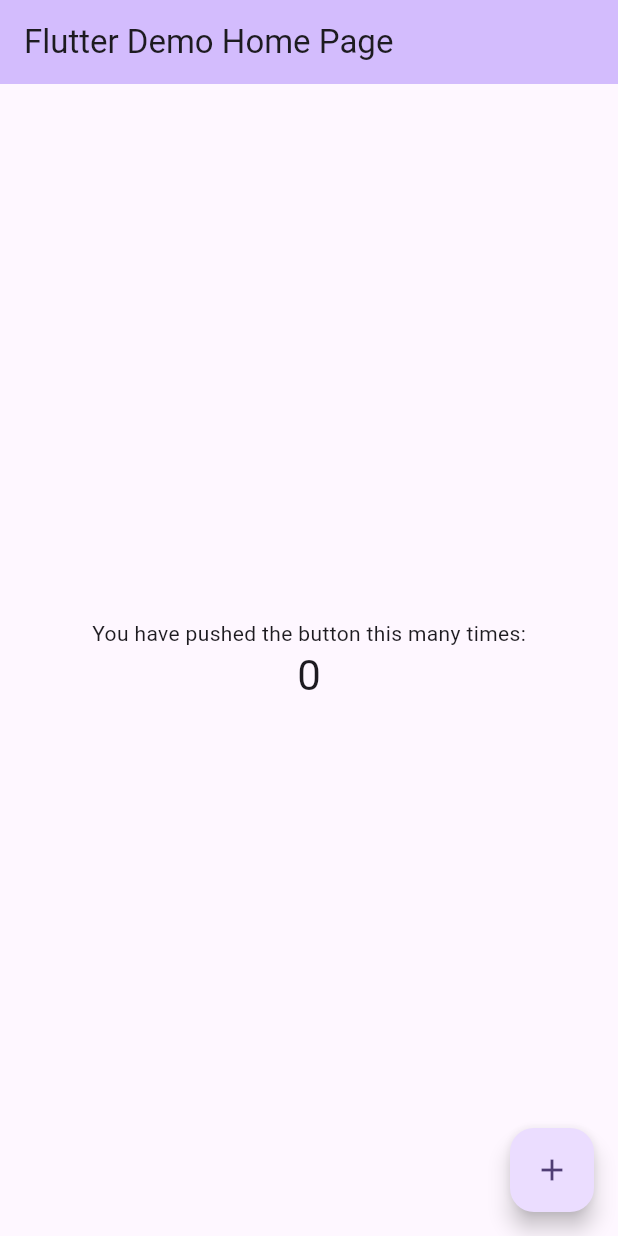
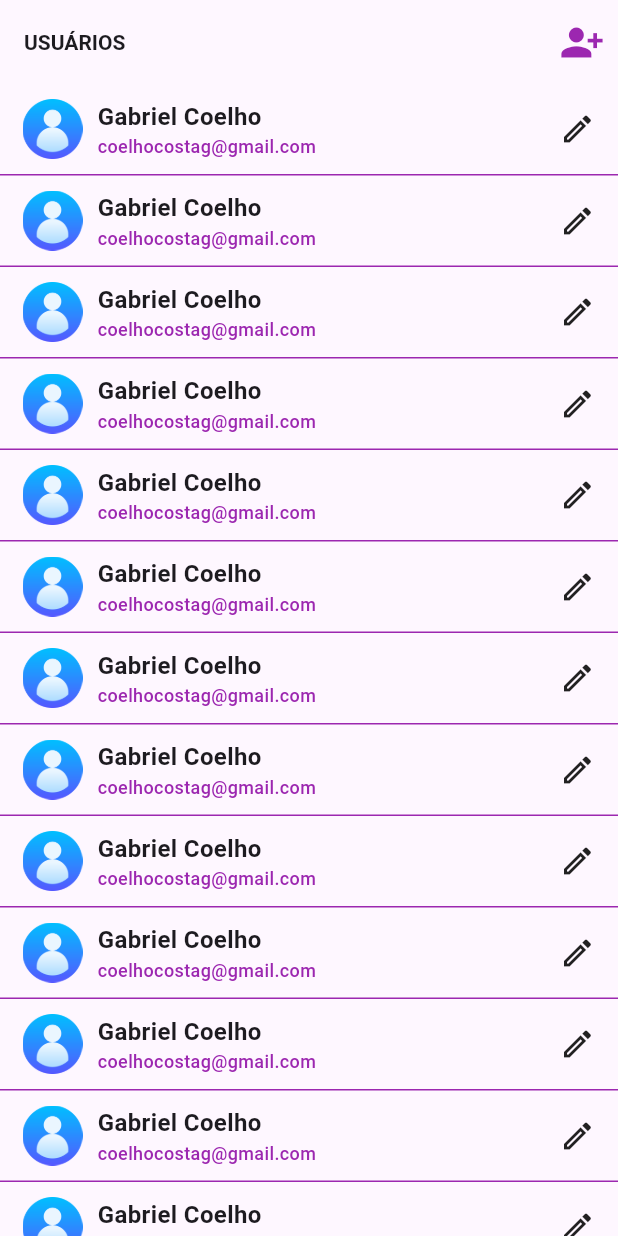
Before and after one commit to gabrielzinCoelho/cadastroUsuarios, a Flutter app: the screen it shows after launch, on a phone screen of 412 x 824 dp. Run offline on Flutter 3.47's test engine with Material 2 defaults, Android fonts, the phone set to English and light mode, and no system bars.

```diff
--- a/lib/main.dart
+++ b/lib/main.dart
@@ -1,3 +1,4 @@
+import 'package:cadastro_usuarios/users.dart';
 import 'package:flutter/material.dart';
 
 void main() {
@@ -11,100 +12,12 @@ class MyApp extends StatelessWidget {
   @override
   Widget build(BuildContext context) {
     return MaterialApp(
-      title: 'Flutter Demo',
       theme: ThemeData(
         colorScheme: ColorScheme.fromSeed(seedColor: Colors.deepPurple),
         useMaterial3: true,
       ),
-      home: const MyHomePage(title: 'Flutter Demo Home Page'),
+      home: const Users(),
+      debugShowCheckedModeBanner: false,
     );
   }
 }
-
-class MyHomePage extends StatefulWidget {
-  const MyHomePage({super.key, required this.title});
-
-  // This widget is the home page of your application. It is stateful, meaning
-  // that it has a State object (defined below) that contains fields that affect
-  // how it looks.
-
-  // This class is the configuration for the state. It holds the values (in this
-  // case the title) provided by the parent (in this case the App widget) and
-  // used by the build method of the State. Fields in a Widget subclass are
-  // always marked "final".
-
-  final String title;
-
-  @override
-  State<MyHomePage> createState() => _MyHomePageState();
-}
-
-class _MyHomePageState extends State<MyHomePage> {
-  int _counter = 0;
-
-  void _incrementCounter() {
-    setState(() {
-      // This call to setState tells the Flutter framework that something has
-      // changed in this State, which causes it to rerun the build method below
-      // so that the display can reflect the updated values. If we changed
-      // _counter without calling setState(), then the build method would not be
-      // called again, and so nothing would appear to happen.
-      _counter++;
-    });
-  }
-
-  @override
-  Widget build(BuildContext context) {
-    // This method is rerun every time setState is called, for instance as done
-    // by the _incrementCounter method above.
-    //
-    // The Flutter framework has been optimized to make rerunning build methods
-    // fast, so that you can just rebuild anything that needs updating rather
-    // than having to individually change instances of widgets.
-    return Scaffold(
-      appBar: AppBar(
-        // TRY THIS: Try changing the color here to a specific color (to
-        // Colors.amber, perhaps?) and trigger a hot reload to see the AppBar
-        // change color while the other colors stay the same.
-        backgroundColor: Theme.of(context).colorScheme.inversePrimary,
-        // Here we take the value from the MyHomePage object that was created by
-        // the App.build method, and use it to set our appbar title.
-        title: Text(widget.title),
-      ),
-      body: Center(
-        // Center is a layout widget. It takes a single child and positions it
-        // in the middle of the parent.
-        child: Column(
-          // Column is also a layout widget. It takes a list of children and
-          // arranges them vertically. By default, it sizes itself to fit its
-          // children horizontally, and tries to be as tall as its parent.
-          //
-          // Column has various properties to control how it sizes itself and
-          // how it positions its children. Here we use mainAxisAlignment to
-          // center the children vertically; the main axis here is the vertical
-          // axis because Columns are vertical (the cross axis would be
-          // horizontal).
-          //
-          // TRY THIS: Invoke "debug painting" (choose the "Toggle Debug Paint"
-          // action in the IDE, or press "p" in the console), to see the
-          // wireframe for each widget.
-          mainAxisAlignment: MainAxisAlignment.center,
-          children: <Widget>[
-            const Text(
-              'You have pushed the button this many times:',
-            ),
-            Text(
-              '$_counter',
-              style: Theme.of(context).textTheme.headlineMedium,
-            ),
-          ],
-        ),
-      ),
-      floatingActionButton: FloatingActionButton(
-        onPressed: _incrementCounter,
-        tooltip: 'Increment',
-        child: const Icon(Icons.add),
-      ), // This trailing comma makes auto-formatting nicer for build methods.
-    );
-  }
-}
--- /dev/null
+++ b/lib/models/user.dart
@@ -0,0 +1,17 @@
+class User{
+
+  User({
+    required this.id,
+    required this.name,
+    required this.email,
+    required this.phone,
+    required this.avatarUrl,
+    required this.birthDate
+  });
+
+  int id;
+  String name, email, phone, avatarUrl;
+  DateTime birthDate;
+
+
+}
--- /dev/null
+++ b/lib/user_avatar.dart
@@ -0,0 +1,19 @@
+import 'package:flutter/material.dart';
+
+class UserAvatar extends StatelessWidget{
+  const UserAvatar({super.key, required this.avatarUrl});
+
+  final String avatarUrl;
+
+  @override
+  Widget build(BuildContext context){
+    return Center(
+      child: Image.asset(
+        avatarUrl,
+        height: 40,
+        width: 40,
+      ),
+    );
+  }
+
+}
--- /dev/null
+++ b/lib/user_data.dart
@@ -0,0 +1,39 @@
+import 'package:flutter/material.dart';
+
+class UserData extends StatelessWidget{
+
+  const UserData({super.key, required this.name, required this.email});
+
+  final String name, email;
+
+  @override
+  Widget build(BuildContext context){
+    return Expanded(
+      child: Padding(
+        padding: const EdgeInsets.symmetric(vertical: 0, horizontal: 10),
+        child: Column(
+          mainAxisAlignment: MainAxisAlignment.spaceBetween,
+          crossAxisAlignment: CrossAxisAlignment.stretch,
+          children: [
+            Text(
+              name,
+              style: const TextStyle(
+                fontSize: 16,
+                fontWeight: FontWeight.bold
+              )
+            ),
+            Text(
+              email,
+              style: const TextStyle(
+                fontSize: 12,
+                fontWeight: FontWeight.w500,
+                color: Colors.purple
+              )
+            ),
+          ],
+        ),
+      ),
+    );
+  }
+
+}
--- /dev/null
+++ b/lib/user_item.dart
@@ -0,0 +1,32 @@
+import 'package:cadastro_usuarios/models/user.dart';
+import 'package:cadastro_usuarios/user_avatar.dart';
+import 'package:cadastro_usuarios/user_data.dart';
+import 'package:flutter/material.dart';
+
+class UserItem extends StatelessWidget{
+  const UserItem({super.key, required this.user});
+
+  final User user;
+
+  @override
+  Widget build(BuildContext context){
+    return Container(
+      // height: 70,
+      padding: const EdgeInsets.symmetric(horizontal: 15, vertical: 10),
+      decoration: const BoxDecoration(
+        border: Border(
+          bottom: BorderSide(color: Colors.purple, width: 1)
+        )
+      ),
+      child: Row(
+        children: [
+          UserAvatar(avatarUrl: user.avatarUrl),
+          UserData(name: user.name, email: user.email),
+          const Center(
+            child: Icon(Icons.mode_edit_outline_outlined),
+          )
+        ],
+      ),
+    );
+  }
+}
--- /dev/null
+++ b/lib/users.dart
@@ -0,0 +1,59 @@
+import 'package:cadastro_usuarios/add_user.dart';
+import 'package:cadastro_usuarios/models/user.dart';
+import 'package:cadastro_usuarios/users_list.dart';
+import 'package:flutter/material.dart';
+
+class Users extends StatefulWidget{
+
+  const Users({super.key});
+
+  @override
+  State<Users> createState() => _UsersState();
+
+}
+
+class _UsersState extends State<Users>{
+
+  final List<User> registeredUsers = List.filled(
+    20,
+    User(id: 1, name: "Gabriel Coelho", email: "coelhocostag@gmail.com", phone: "99978-3421", avatarUrl: "assets/user.png", birthDate: DateTime.now()),
+    growable: true
+  );
+
+  void _openAddUserModal(){
+
+    showModalBottomSheet(
+      isScrollControlled: true,
+      context: context,
+      builder: (ctx) => const AddUser()
+    );
+
+  }
+
+  @override
+  Widget build(BuildContext context){
+    return Scaffold(
+      appBar: AppBar(
+        title: const Text(
+          "USUÁRIOS",
+          style: TextStyle(
+            fontSize: 14,
+            fontWeight: FontWeight.bold
+          )
+        ),
+        actions: [
+          IconButton(
+            onPressed: _openAddUserModal,
+            icon: const Icon(
+              Icons.person_add_alt_1,
+              color: Colors.purple,
+              size: 30,
+            ),
+          )
+        ],
+      ),
+      body: UsersList(users: registeredUsers),
+    );
+  }
+
+}
--- /dev/null
+++ b/lib/users_list.dart
@@ -0,0 +1,18 @@
+import 'package:cadastro_usuarios/models/user.dart';
+import 'package:cadastro_usuarios/user_item.dart';
+import 'package:flutter/material.dart';
+
+class UsersList extends StatelessWidget{
+  const UsersList({super.key, required this.users});
+
+  final List<User> users;
+
+  @override
+  Widget build(BuildContext context){
+    return ListView.builder(
+      itemCount: users.length,
+      itemBuilder: (context, index) => UserItem(user: users[index]),
+    );
+  }
+
+}
```
Also changed, not shown: lib/add_user.dart (added, +70 -0 lines), lib/widgets/buttonHandleForm.dart (added, +38 -0 lines), lib/widgets/dateTimeInput.dart (added, +70 -0 lines), lib/widgets/defaultInput.dart (added, +58 -0 lines), lib/widgets/passwordInput.dart (added, +58 -0 lines), pubspec.yaml (+3 -4 lines), assets/logoEmakers.png (added), assets/user.png (added).
